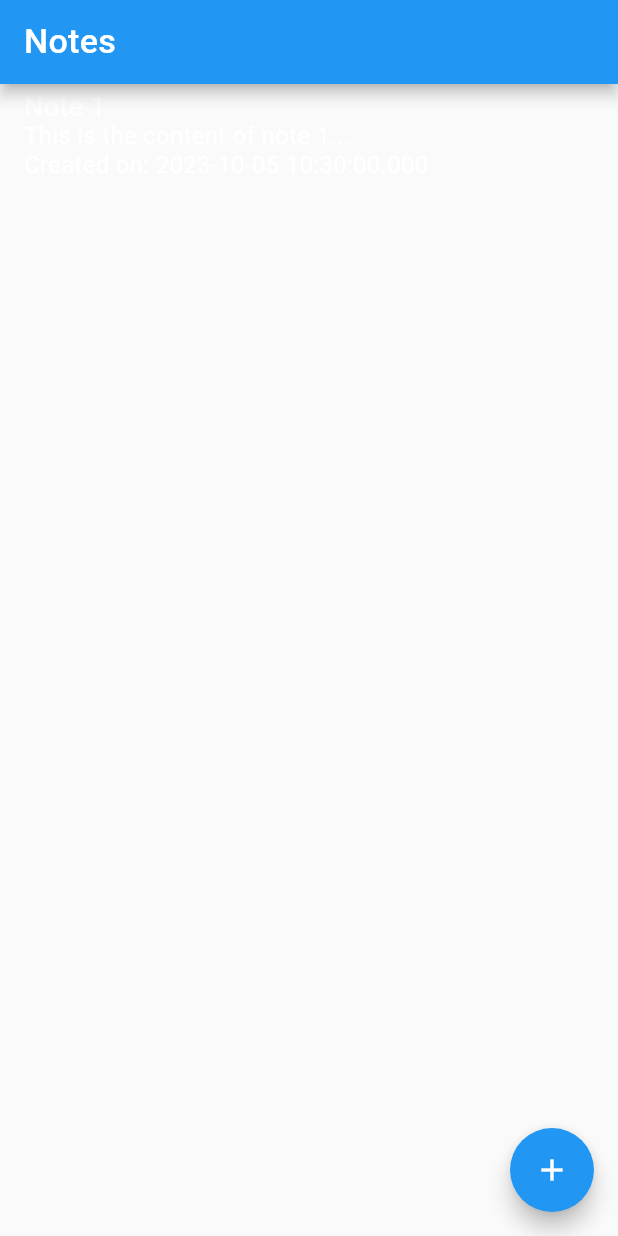
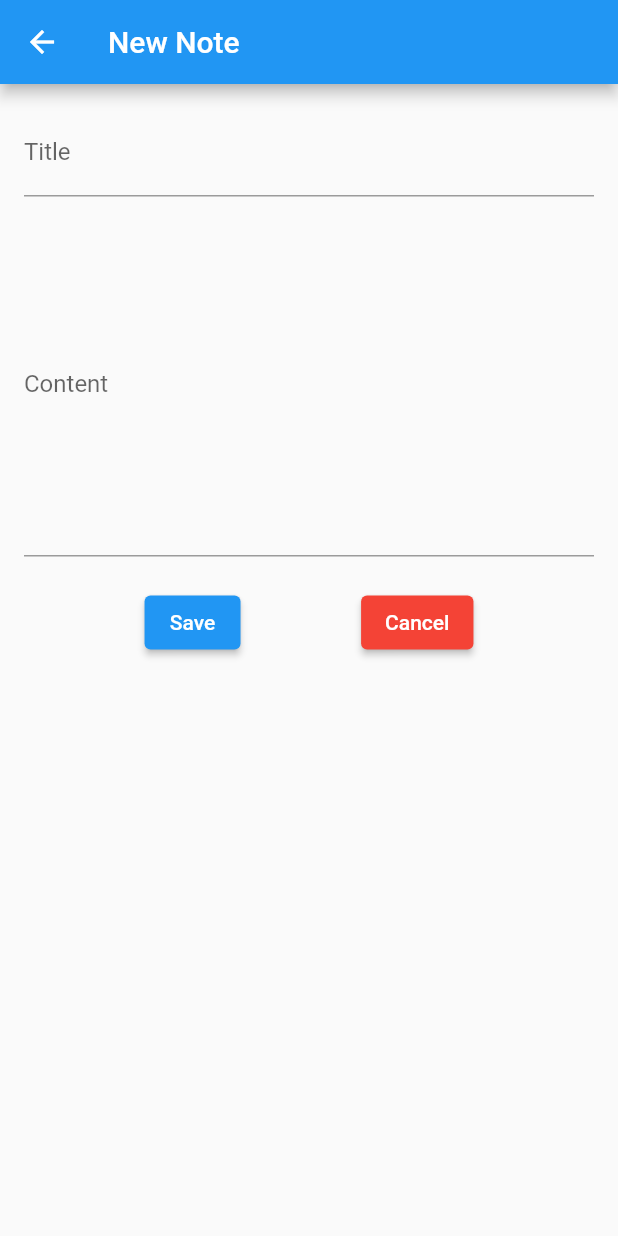
Before and after one commit to AbbosSaidov/personal_notes_app, a Flutter app: the screen it shows after launch, after a tap on the "add" icon, on a phone screen of 412 x 824 dp. Run offline on Flutter 3.47's test engine with Material 2 defaults, Android fonts, the phone set to English and light mode, and no system bars; our stand-ins replace flutter_bloc, freezed_annotation, hive, hive_flutter; accounts and stored records are empty.

Commit message:
added dark mode

```diff
--- a/lib/main.dart
+++ b/lib/main.dart
@@ -2,11 +2,17 @@
 import 'package:flutter/material.dart';
 import 'package:flutter/services.dart'as Service;
 import 'package:flutter/services.dart';
+import 'package:hive_flutter/hive_flutter.dart';
+import 'package:personal_notes_app/src/data/models/note/note_model.dart';
 import 'package:personal_notes_app/src/presentation/app.dart';
 
 
 void main() async {
   WidgetsFlutterBinding.ensureInitialized();
+  await Hive.initFlutter();
+  Hive.registerAdapter(NoteAdapter());  // Register the Note adapter
+  await Hive.openBox<Note>('notes');
+  await Hive.openBox('settings');
 
   // Setup app orientation
   await Service.SystemChrome.setPreferredOrientations([
--- /dev/null
+++ b/lib/src/data/models/note/note_model.dart
@@ -0,0 +1,17 @@
+import 'package:hive/hive.dart';
+
+part 'note_model.g.dart';  // Name of the generated file
+
+@HiveType(typeId: 0)
+class Note {
+  @HiveField(0)
+  final String title;
+
+  @HiveField(1)
+  final String content;
+
+  @HiveField(2)
+  final DateTime creationDate;
+
+  Note(this.title, this.content, this.creationDate);
+}
--- a/lib/src/data/models/note_model.dart
+++ /dev/null
@@ -1,7 +0,0 @@
-class Note {
-  final String title;
-  final String content;
-  final DateTime creationDate;
-
-  Note(this.title, this.content, this.creationDate);
-}
--- a/lib/src/presentation/app.dart
+++ b/lib/src/presentation/app.dart
@@ -1,43 +1,28 @@
 import 'package:flutter/material.dart';
-import 'package:flutter_screenutil/flutter_screenutil.dart';
+import 'package:flutter_bloc/flutter_bloc.dart';
+import 'package:personal_notes_app/src/presentation/theme/app_themes.dart';
 import 'package:personal_notes_app/src/presentation/ui/home_page/home_page.dart';
 
-class App extends StatefulWidget {
+import 'app_state.dart';
+
+class App extends StatelessWidget {
   const App({super.key});
 
   @override
-  State<App> createState() => _AppState();
-}
-
-class _AppState extends State<App> {
-  @override
-  void initState() {
-    super.initState();
-  }
-
-  @override
-  void didChangeDependencies() {
-    super.didChangeDependencies();
-  }
-
-  @override
   Widget build(BuildContext context) {
-    return ScreenUtilInit(
-      designSize: const Size(363, 691),
-      minTextAdapt: true,
-      splitScreenMode: true,
-      builder: (context, child) {
-        return MaterialApp(
-          debugShowCheckedModeBanner: false,
-          title: 'Personal Notes App',
-          theme: ThemeData(
-            primarySwatch: Colors.blue,
-            textTheme: Typography.englishLike2018.apply(fontSizeFactor: 1.sp),
-          ),
-          home: child,
-        );
-      },
-      child: HomePage(),
+    return BlocProvider(
+      create: (_) => AppCubit(),
+      child: BlocBuilder<AppCubit, AppState>(
+        builder: (context, state) {
+          return MaterialApp(
+            debugShowCheckedModeBanner: false,
+            theme: AppThemes.lightTheme,
+            darkTheme: AppThemes.darkTheme,
+            themeMode: state.isDarkMode ? ThemeMode.dark : ThemeMode.light,
+            home: const HomePage(),
+          );
+        },
+      ),
     );
   }
 }
--- /dev/null
+++ b/lib/src/presentation/app_state.dart
@@ -0,0 +1,18 @@
+import 'package:flutter_bloc/flutter_bloc.dart';
+import 'package:freezed_annotation/freezed_annotation.dart';
+
+part 'app_state.freezed.dart';
+
+class AppCubit extends Cubit<AppState> {
+  AppCubit() : super(const AppState());
+  Future<void> changeMode() async {
+    emit(state.copyWith(isDarkMode: !state.isDarkMode));
+  }
+}
+
+@freezed
+class AppState with _$AppState {
+  const factory AppState({
+    @Default(false) bool isDarkMode,
+  }) = _AppState;
+}
--- /dev/null
+++ b/lib/src/presentation/theme/app_themes.dart
@@ -0,0 +1,12 @@
+// app_themes.dart
+import 'package:flutter/material.dart';
+
+class AppThemes {
+  static final ThemeData lightTheme = ThemeData(
+    brightness: Brightness.light,
+  );
+
+  static final ThemeData darkTheme = ThemeData(
+    brightness: Brightness.dark,
+  );
+}
--- a/lib/src/presentation/ui/home_page/home_page.dart
+++ b/lib/src/presentation/ui/home_page/home_page.dart
@@ -1,39 +1,63 @@
 import 'package:flutter/material.dart';
-import 'package:personal_notes_app/src/data/models/note_model.dart';
+import 'package:flutter_bloc/flutter_bloc.dart';
+import 'package:hive_flutter/adapters.dart';
+import 'package:personal_notes_app/src/data/models/note/note_model.dart';
+import 'package:personal_notes_app/src/presentation/app_state.dart';
+import 'package:personal_notes_app/src/presentation/ui/note_creation/note_creation_page.dart';
+import 'package:personal_notes_app/src/presentation/utils/Colors.dart';
 
 class HomePage extends StatelessWidget {
-  final List<Note> notes = [
-    Note('Note 1', 'This is the content of note 1', DateTime.now()),
-    //...
-  ];
+  const HomePage({super.key});
 
   @override
   Widget build(BuildContext context) {
+    final theme = Theme.of(context);
+    final appCubit =  context.read<AppCubit>();
     return Scaffold(
       appBar: AppBar(
-        title: const Text('Notes'),
+        title: Text('Notes'),
+        actions: [
+          IconButton(
+            icon: const Icon(
+              Icons.brightness_2,
+            ),
+            onPressed: () => appCubit.changeMode(),
+          ),
+        ],
       ),
-      body: ListView.builder(
-        itemCount: notes.length,
-        itemBuilder: (context, index) {
-          final note = notes[index];
-          return ListTile(
-            title: Text(note.title),
-            subtitle: Text(
-              '${note.content.substring(0, note.content.length > 50 ? 50 : note.content.length)}... \nCreated on: ${note.creationDate}',
-            ),
+      body: ValueListenableBuilder<Box<Note>>(
+        valueListenable: Hive.box<Note>('notes').listenable(),
+        builder: (context, box, _) {
+          if (box.values.isEmpty) {
+            return Center(
+                child: Text(
+              'No notes yet!',
+              style: TextStyle(color: MyColors.blackText),
+            )); // Centered the text for better UI
+          }
+          return ListView.builder(
+            itemCount: box.values.length,
+            itemBuilder: (context, index) {
+              final note = box.getAt(index);
+              return ListTile(
+                title: Text(note?.title ?? ""),
+                subtitle: Text(
+                    '${note?.content.substring(0, note.content.length > 50 ? 50 : note.content.length)}... \nCreated on: ${note?.creationDate}',
+                    style: TextStyle(color: MyColors.blackText)),
+              );
+            },
           );
         },
       ),
       floatingActionButton: FloatingActionButton(
         onPressed: () {
           // Navigate to the note creation/editing page
-        //  Navigator.push(
-        //    context,
-        //    MaterialPageRoute(builder: (context) => NotePage()),
-        //  );
+          Navigator.push(
+            context,
+            MaterialPageRoute(builder: (context) => NoteCreationPage()),
+          );
         },
-        child: Icon(Icons.add),
+        child: const Icon(Icons.add),
       ),
     );
   }
--- /dev/null
+++ b/lib/src/presentation/ui/note_creation/note_creation_page.dart
@@ -0,0 +1,91 @@
+import 'package:flutter/material.dart';
+import 'package:hive/hive.dart';
+import 'package:personal_notes_app/src/data/models/note/note_model.dart';
+
+import '../../utils/Colors.dart';
+
+class NoteCreationPage extends StatefulWidget {
+  final Note? note;
+
+  const NoteCreationPage({super.key, this.note});
+
+  @override
+  _NoteCreationPageState createState() => _NoteCreationPageState();
+}
+
+class _NoteCreationPageState extends State<NoteCreationPage> {
+  final _titleController = TextEditingController();
+  final _contentController = TextEditingController();
+
+  @override
+  void initState() {
+    super.initState();
+    if (widget.note != null) {
+      _titleController.text = widget.note!.title;
+      _contentController.text = widget.note!.content;
+    }
+  }
+
+  void _saveNote() {
+    final newNote = Note(
+      _titleController.text,
+      _contentController.text,
+      DateTime.now(),
+    );
+    final notesBox = Hive.box<Note>('notes');
+    if (widget.note == null) {
+      // New Note
+      notesBox.add(newNote);
+    } else {
+      // Updating Existing Note
+      final noteIndex = notesBox.values.toList().indexOf(widget.note!);
+      notesBox.putAt(noteIndex, newNote);
+    }
+    Navigator.pop(context);
+  }
+
+  @override
+  Widget build(BuildContext context) {
+    return Scaffold(
+      appBar: AppBar(
+        title: Text(widget.note == null ? 'New Note' : 'Edit Note'),
+      ),
+      body: Padding(
+        padding: const EdgeInsets.all(16.0),
+        child: Column(
+          children: [
+            TextFormField(
+              controller: _titleController,
+              style: TextStyle(color: MyColors.blackText),
+              decoration: InputDecoration(labelText: 'Title'),
+            ),
+            const SizedBox(height: 10),
+            TextFormField(
+              style: TextStyle(color: MyColors.blackText),
+              controller: _contentController,
+              decoration: InputDecoration(labelText: 'Content'),
+              maxLines: 10,
+            ),
+            const SizedBox(height: 20),
+            Row(
+              mainAxisAlignment: MainAxisAlignment.spaceEvenly,
+              children: [
+                ElevatedButton(
+                  onPressed: _saveNote,
+                  child: Text('Save'),
+                ),
+                ElevatedButton(
+                  onPressed: () => Navigator.pop(context),
+                  child: Text('Cancel'),
+                  style: ElevatedButton.styleFrom(
+                    primary: Colors.red,
+                  ),
+                ),
+              ],
+            ),
+          ],
+        ),
+      ),
+    );
+  }
+}
--- a/pubspec.yaml
+++ b/pubspec.yaml
@@ -35,9 +35,11 @@ dependencies:
   # The following adds the Cupertino Icons font to your application.
   # Use with the CupertinoIcons class for iOS style icons.
   cupertino_icons: ^1.0.2
-  flutter_screenutil: ^5.8.1
   hive: ^2.2.3
   flutter_bloc: ^8.1.3
+  hive_flutter: ^1.1.0
+  path_provider: ^2.1.1
+  freezed: ^2.4.3
 
 dev_dependencies:
   flutter_test:
@@ -49,6 +51,8 @@ dev_dependencies:
   # package. See that file for information about deactivating specific lint
   # rules and activating additional ones.
   flutter_lints: ^2.0.0
+  build_runner: ^2.4.6
+  hive_generator: ^2.0.1
 
 # For information on the generic Dart part of this file, see the
 # following page: https://dart.dev/tools/pub/pubspec
```
Also changed, not shown: lib/src/data/models/note/note_model.g.dart (added), lib/src/presentation/app_state.freezed.dart (added), pubspec.lock, 1 other file.
